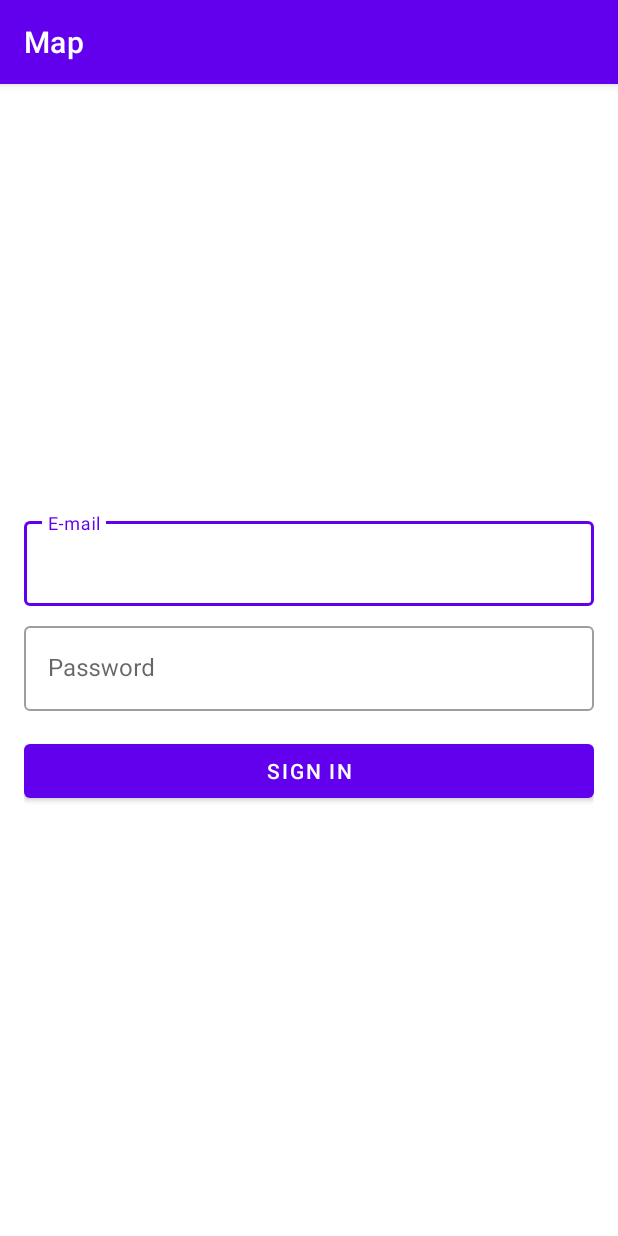
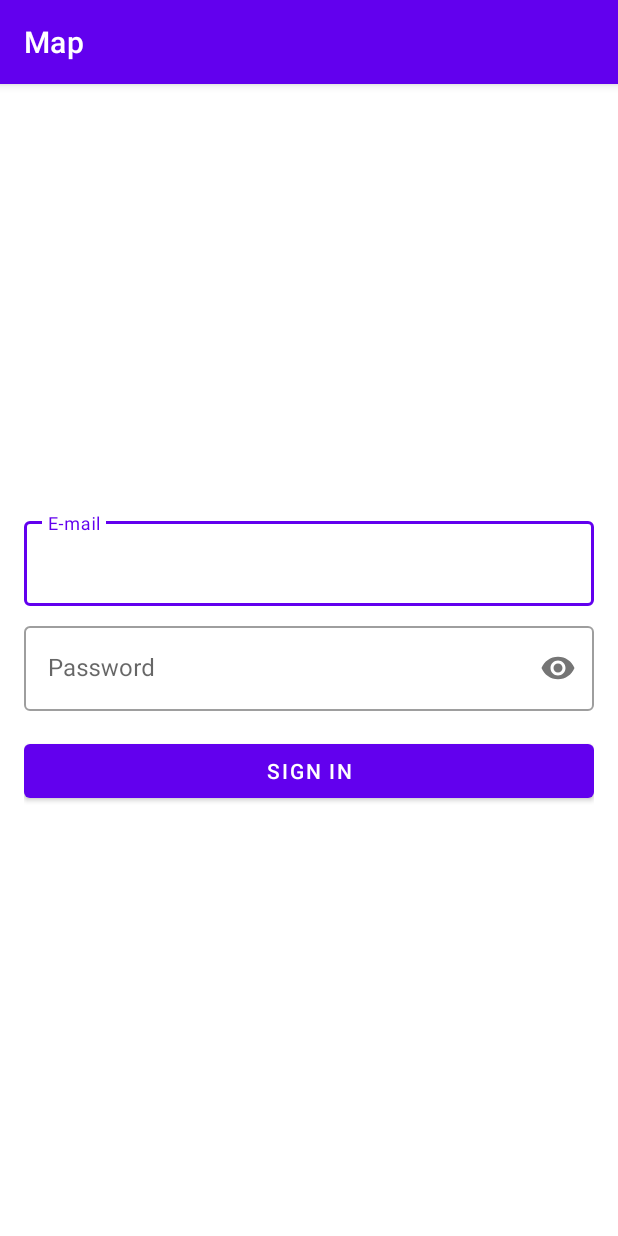
Before and after one commit to MuricioSantiago22/Map, an Android app: the screen it shows after launch (MainActivity), on a phone screen of 412 x 824 dp. Run offline under Robolectric (Android 15) with nearby library versions, the phone set to English and light mode, and no system bars.

Commit message:
add Changes
add Changes.

```diff
--- a/app/src/main/java/com/example/map/data/repository/WebService.kt
+++ b/app/src/main/java/com/example/map/data/repository/WebService.kt
@@ -10,15 +10,15 @@ import retrofit2.http.FormUrlEncoded
 import retrofit2.http.POST
 
 
-
 interface WebService {
     @FormUrlEncoded
     @POST("login/")
     suspend fun signIn(
-        @Field("email") email:String, @Field("password") password:String): LoginResponse
+        @Field("email") email: String, @Field("password") password: String
+    ): LoginResponse
 }
 
-object RetrofitClient{
+object RetrofitClient {
     val webService: WebService by lazy {
         Retrofit.Builder()
             .baseUrl(AppConstants.BASE_URL)
--- a/app/src/main/res/layout/fragment_login.xml
+++ b/app/src/main/res/layout/fragment_login.xml
@@ -3,6 +3,7 @@
     xmlns:tools="http://schemas.android.com/tools"
     android:layout_width="match_parent"
     android:layout_height="match_parent"
+    xmlns:app="http://schemas.android.com/apk/res-auto"
     android:orientation="vertical"
     android:padding="16dp"
     android:gravity="center"
@@ -25,6 +26,7 @@
         android:layout_width="match_parent"
         android:layout_height="wrap_content"
         android:hint="Password"
+        app:passwordToggleEnabled= "true"
         android:layout_marginTop="8dp"
         style="@style/Widget.MaterialComponents.TextInputLayout.OutlinedBox">
 
```
